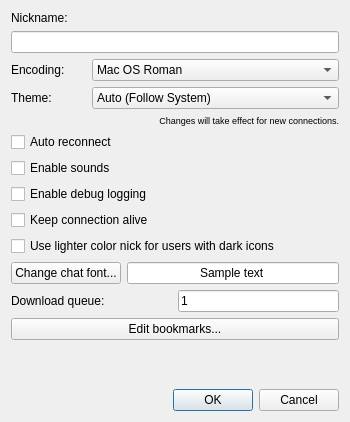
First picture: the form in src/dialogpreferences.ui, repository tjohnman/Obsession, before the edit.
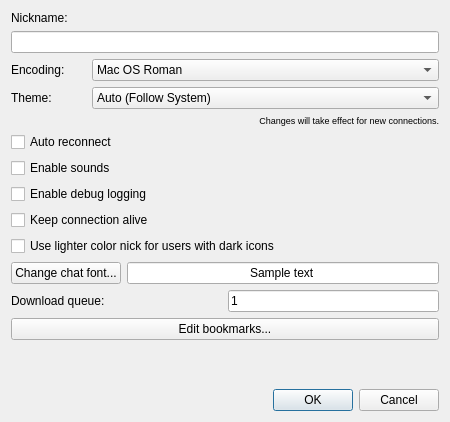
Second picture: the form after the edit.

Diff of the .ui file:
```diff
--- a/src/dialogpreferences.ui
+++ b/src/dialogpreferences.ui
@@ -9,19 +9,19 @@
    <rect>
     <x>0</x>
     <y>0</y>
-    <width>350</width>
+     <width>450</width>
     <height>422</height>
    </rect>
   </property>
   <property name="minimumSize">
    <size>
-    <width>350</width>
+     <width>450</width>
     <height>422</height>
    </size>
   </property>
   <property name="maximumSize">
    <size>
-    <width>350</width>
+     <width>600</width>
     <height>654686</height>
    </size>
   </property>
```
Lines whose indentation alone changed are shown as unchanged.
